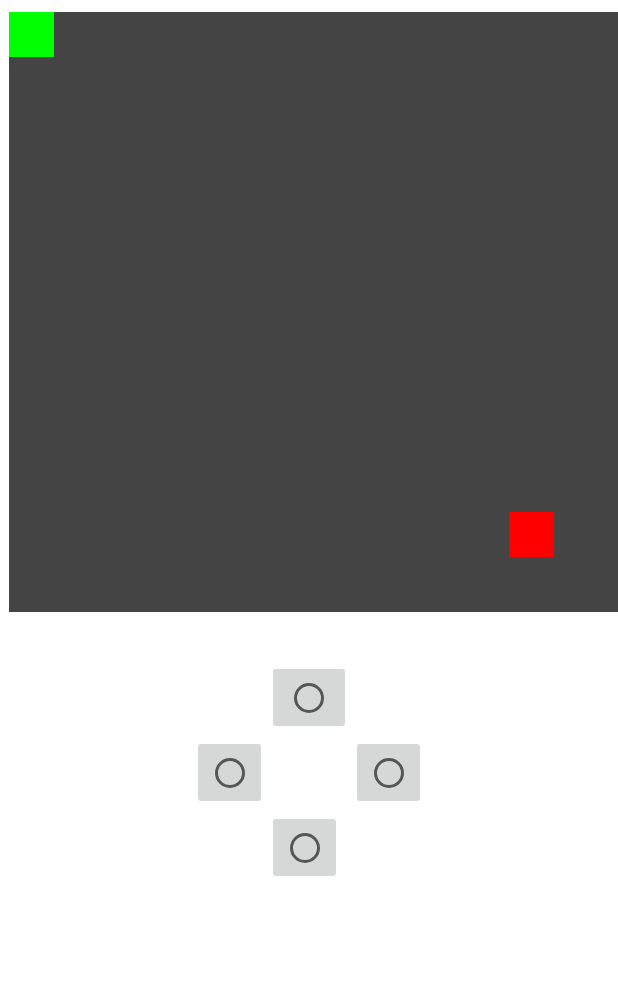
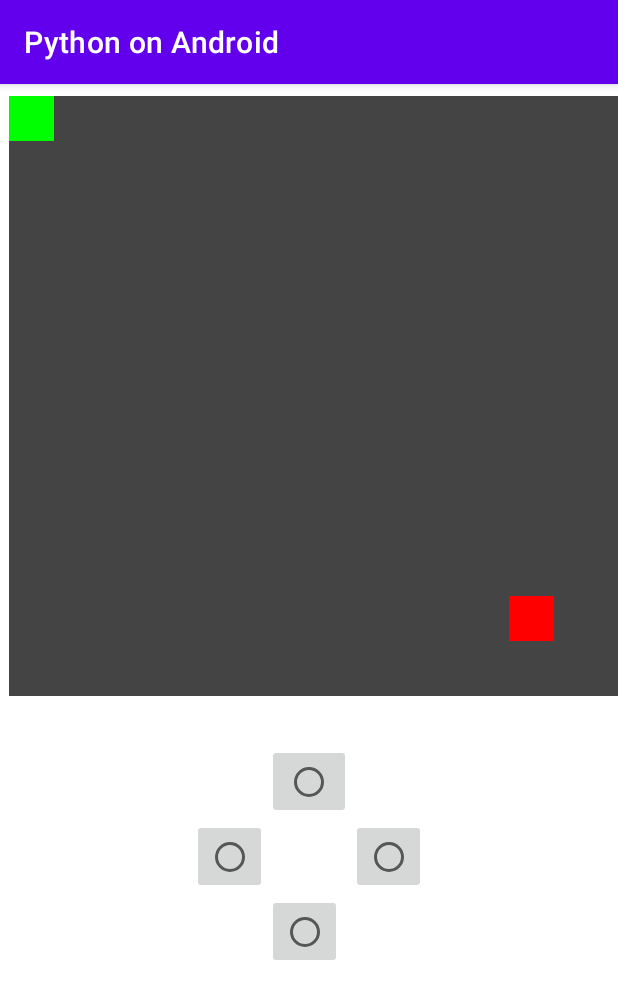
Before and after one commit to takotori/PythonOnAndroid, an Android app: the GameActivity screen opened directly, with no data from a screen before it, on a phone screen of 412 x 824 dp. Shown: the top 999 px of the screen. Run offline under Robolectric (Android 15) with nearby library versions, the light colour scheme and no system bars.

Commit message:
delete usless code

```diff
--- a/app/src/main/java/com/example/pythonOnAndroid/GameActivity.kt
+++ b/app/src/main/java/com/example/pythonOnAndroid/GameActivity.kt
@@ -1,7 +1,6 @@
 package com.example.pythonOnAndroid
 
 import android.annotation.SuppressLint
-import android.content.pm.ActivityInfo
 import androidx.appcompat.app.AppCompatActivity
 import android.os.Bundle
 import android.view.GestureDetector
@@ -19,13 +18,9 @@ class GameActivity : AppCompatActivity() {
         super.onCreate(savedInstanceState)
         binding = ActivityGameBinding.inflate(layoutInflater)
         setContentView(binding.root)
-        window.decorView.systemUiVisibility = View.SYSTEM_UI_FLAG_FULLSCREEN
-        requestedOrientation = ActivityInfo.SCREEN_ORIENTATION_PORTRAIT
-        supportActionBar?.hide()
 
         ///////////////////////////////////////////////////////////////////////////////////////
         // touch control
-
         open class OnSwipeTouchListener : View.OnTouchListener {
 
             private val gestureDetector = GestureDetector(GestureListener())
```
